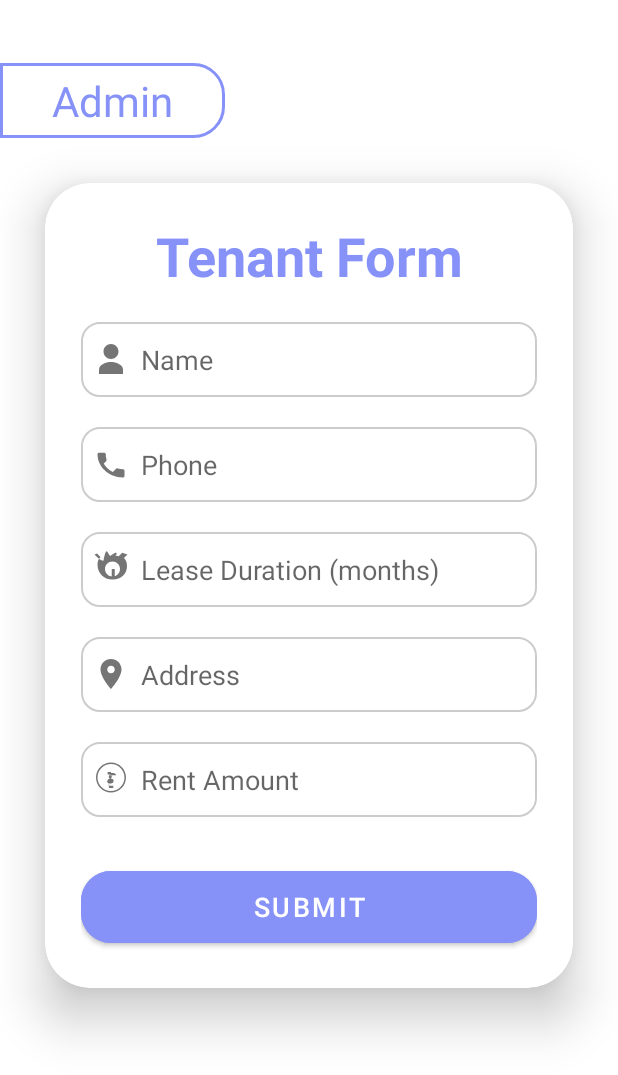
After one commit to samruddhi1499/PropertyManagement, an Android app: the AddNewTenant screen opened directly, with no data from a screen before it, on a phone screen of 412 x 824 dp. The commit adds this screen. Shown: the top 1075 px of the screen. Run offline under Robolectric (Android 15) with nearby library versions, the phone set to English and light mode, and no system bars; 1 statement that could not run was skipped.

Commit message:
added tenant management

```diff
--- /dev/null
+++ b/app/src/main/java/com/example/projectmanagementsystem/AddNewTenant.java
@@ -0,0 +1,24 @@
+package com.example.projectmanagementsystem;
+
+import android.os.Bundle;
+
+import androidx.activity.EdgeToEdge;
+import androidx.appcompat.app.AppCompatActivity;
+import androidx.core.graphics.Insets;
+import androidx.core.view.ViewCompat;
+import androidx.core.view.WindowInsetsCompat;
+
+public class AddNewTenant extends AppCompatActivity {
+
+    @Override
+    protected void onCreate(Bundle savedInstanceState) {
+        super.onCreate(savedInstanceState);
+        EdgeToEdge.enable(this);
+        setContentView(R.layout.activity_add_new_tenant);
+        ViewCompat.setOnApplyWindowInsetsListener(findViewById(R.id.main), (v, insets) -> {
+            Insets systemBars = insets.getInsets(WindowInsetsCompat.Type.systemBars());
+            v.setPadding(systemBars.left, systemBars.top, systemBars.right, systemBars.bottom);
+            return insets;
+        });
+    }
+}
--- a/app/src/main/java/com/example/projectmanagementsystem/LoginTabFragment.java
+++ b/app/src/main/java/com/example/projectmanagementsystem/LoginTabFragment.java
@@ -22,7 +22,7 @@ public class LoginTabFragment extends Fragment {
         View view = inflater.inflate(R.layout.fragment_login_tab, container, false);
         username = view.findViewById(R.id.login_email);
 
-        // Find the button and set the onClick listener
+        // Find the button and set the onClick listenerview.findViewById(R.id.login_button);
         Button loginButton = view.findViewById(R.id.login_button);
         loginButton.setOnClickListener(new View.OnClickListener() {
             @Override
--- /dev/null
+++ b/app/src/main/res/layout/activity_add_new_tenant.xml
@@ -0,0 +1,136 @@
+<?xml version="1.0" encoding="utf-8"?>
+    <LinearLayout
+        xmlns:android="http://schemas.android.com/apk/res/android"
+        xmlns:app="http://schemas.android.com/apk/res-auto"
+        xmlns:tools="http://schemas.android.com/tools"
+        android:layout_width="match_parent"
+        android:layout_height="match_parent"
+        android:orientation="vertical"
+        tools:context=".AddNewTenant">
+
+        <TextView
+            android:layout_width="150dp"
+            android:layout_height="50dp"
+            android:id="@+id/title"
+            android:text="Admin"
+            android:textColor="@color/lavender"
+            android:textSize="28sp"
+            android:layout_marginTop="42dp"
+            android:background="@drawable/lavender_border"
+            android:gravity="center"
+            app:layout_constraintTop_toTopOf="parent"
+            app:layout_constraintStart_toStartOf="parent" />
+
+        <androidx.cardview.widget.CardView
+            android:layout_width="match_parent"
+            android:layout_height="wrap_content"
+            android:layout_margin="30dp"
+            app:cardCornerRadius="30dp"
+            app:cardElevation="20dp"
+            android:background="@drawable/custom_edittext">
+
+            <LinearLayout
+                android:layout_width="match_parent"
+                android:layout_height="wrap_content"
+                android:orientation="vertical"
+                android:layout_gravity="center_horizontal"
+                android:padding="24dp">
+
+                <TextView
+                    android:layout_width="match_parent"
+                    android:layout_height="wrap_content"
+                    android:text="Tenant Form"
+                    android:id="@+id/formText"
+                    android:textSize="36sp"
+                    android:textAlignment="center"
+                    android:textStyle="bold"
+                    android:textColor="@color/lavender"/>
+
+                <!-- Name Input -->
+                <EditText
+                    android:layout_width="match_parent"
+                    android:layout_height="50dp"
+                    android:id="@+id/name"
+                    android:background="@drawable/custom_edittext"
+                    android:drawableLeft="@drawable/ic_baseline_person_24"
+                    android:drawablePadding="8dp"
+                    android:hint="Name"
+                    android:padding="8dp"
+                    android:textColor="@color/black"
+                    android:textColorHighlight="@color/cardview_dark_background"
+                    android:layout_marginTop="20dp"/>
+
+                <!-- Phone Input -->
+                <EditText
+                    android:layout_width="match_parent"
+                    android:layout_height="50dp"
+                    android:id="@+id/phone"
+                    android:background="@drawable/custom_edittext"
+                    android:drawableLeft="@drawable/ic_baseline_phone_24"
+                    android:drawablePadding="8dp"
+                    android:hint="Phone"
+                    android:padding="8dp"
+                    android:inputType="phone"
+                    android:textColor="@color/black"
+                    android:textColorHighlight="@color/cardview_dark_background"
+                    android:layout_marginTop="20dp"/>
+
+                <!-- Lease Duration Input -->
+                <EditText
+                    android:layout_width="match_parent"
+                    android:layout_height="50dp"
+                    android:id="@+id/leaseDuration"
+                    android:background="@drawable/custom_edittext"
+                    android:drawableLeft="@drawable/ic_baseline_timer_24"
+                    android:drawablePadding="8dp"
+                    android:hint="Lease Duration (months)"
+                    android:padding="8dp"
+                    android:inputType="number"
+                    android:textColor="@color/black"
+                    android:textColorHighlight="@color/cardview_dark_background"
+                    android:layout_marginTop="20dp"/>
+
+                <!-- Address Input -->
+                <EditText
+                    android:layout_width="match_parent"
+                    android:layout_height="50dp"
+                    android:id="@+id/address"
+                    android:background="@drawable/custom_edittext"
+                    android:drawableLeft="@drawable/ic_baseline_location_on_24"
+                    android:drawablePadding="8dp"
+                    android:hint="Address"
+                    android:padding="8dp"
+                    android:inputType="textPostalAddress"
+                    android:textColor="@color/black"
+                    android:textColorHighlight="@color/cardview_dark_background"
+                    android:layout_marginTop="20dp"/>
+
+                <!-- Rent Input -->
+                <EditText
+                    android:layout_width="match_parent"
+                    android:layout_height="50dp"
+                    android:id="@+id/rent"
+                    android:background="@drawable/custom_edittext"
+                    android:drawableLeft="@drawable/ic_baseline_attach_money_24"
+                    android:drawablePadding="8dp"
+                    android:hint="Rent Amount"
+                    android:padding="8dp"
+                    android:inputType="numberDecimal"
+                    android:textColor="@color/black"
+                    android:textColorHighlight="@color/cardview_dark_background"
+                    android:layout_marginTop="20dp"/>
+
+                <!-- Submit Button -->
+                <Button
+                    android:layout_width="match_parent"
+                    android:layout_height="60dp"
+                    android:id="@+id/submitButton"
+                    android:text="Submit"
+                    android:textSize="18sp"
+                    android:layout_marginTop="30dp"
+                    android:backgroundTint="@color/lavender"
+                    app:cornerRadius="20dp"/>
+            </LinearLayout>
+        </androidx.cardview.widget.CardView>
+
+    </LinearLayout>
```
Also changed, not shown: app/src/main/AndroidManifest.xml (+16 -4 lines), app/src/main/java/com/example/projectmanagementsystem/AdminLandingPage.java (+9 -0 lines), app/src/main/java/com/example/projectmanagementsystem/PayRent.java (added, +24 -0 lines), app/src/main/java/com/example/projectmanagementsystem/TenantLandingPage.java (+7 -0 lines), app/src/main/java/com/example/projectmanagementsystem/TenantList.java (deleted, +0 -31 lines), app/src/main/java/com/example/projectmanagementsystem/TenantViewList.java (added, +50 -0 lines), app/src/main/java/com/example/projectmanagementsystem/ViewTenantDetails.java (added, +24 -0 lines), app/src/main/res/layout/activity_pay_rent.xml (added, +97 -0 lines), app/src/main/res/layout/activity_tenant_view_list.xml (added, +49 -0 lines), app/src/main/res/layout/activity_view_tenant_details.xml (added, +133 -0 lines).
